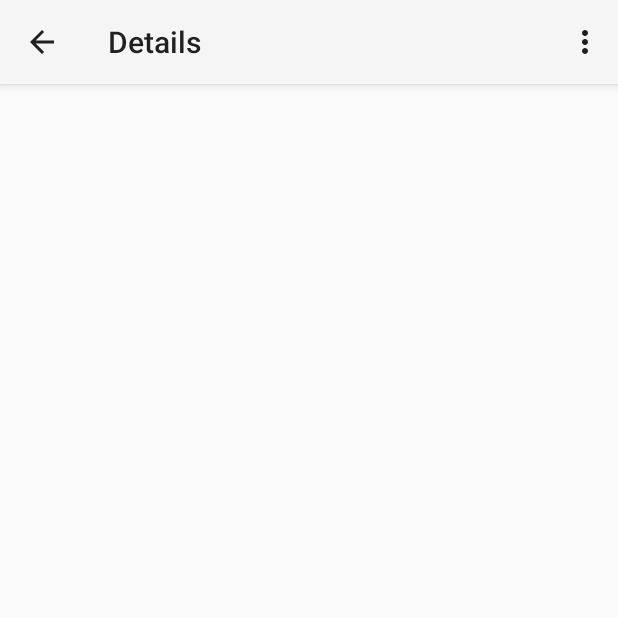
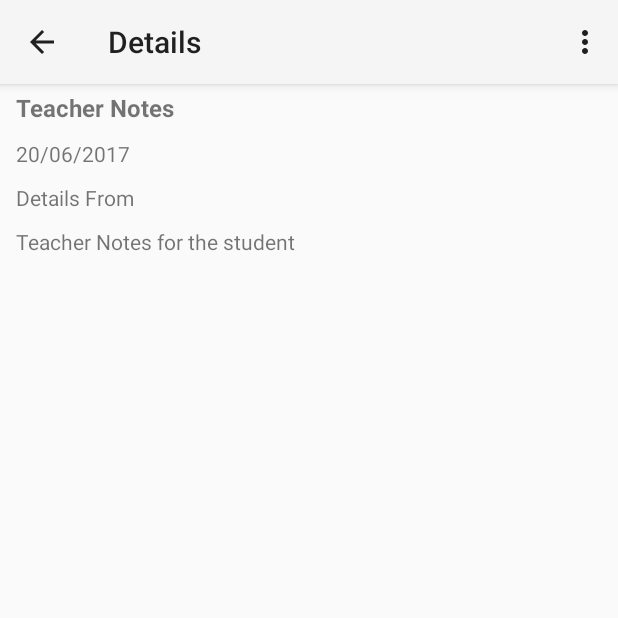
Before and after one commit to ashutoshpurohit/SCHPARERP, an Android app: the NotesDetailFragment screen opened directly, with no data from a screen before it, on a phone screen of 412 x 824 dp, the top half of it. Run offline under Robolectric (Android 15) with nearby library versions, the phone set to English and light mode, and no system bars; our stand-ins replace Picasso; pictures from the network do not load.

Commit message:
Formating detail message

```diff
--- a/mobile/Android/app/src/main/res/layout/fragment_notes_detail.xml
+++ b/mobile/Android/app/src/main/res/layout/fragment_notes_detail.xml
@@ -1,44 +1,55 @@
-<LinearLayout xmlns:android="http://schemas.android.com/apk/res/android"
-    xmlns:tools="http://schemas.android.com/tools"
+<?xml version="1.0" encoding="utf-8"?>
+<ScrollView xmlns:android="http://schemas.android.com/apk/res/android"
             android:layout_width="match_parent"
             android:layout_height="match_parent"
+    >
+
+<LinearLayout xmlns:android="http://schemas.android.com/apk/res/android"
               android:orientation="vertical"
-    tools:context="com.myapp.handbook.NotesDetailFragment">
-
-    <LinearLayout
-        android:layout_margin="5dp"
-        android:layout_width="match_parent"
-        android:layout_height="0dp"
-        android:layout_gravity="top"
-        android:layout_weight="0.25"
-        android:orientation="vertical">
-        <TextView
-            android:id="@+id/detail_header"
               android:layout_width="match_parent"
               android:layout_height="wrap_content"
-            android:layout_gravity="center"
-            />
+              android:layout_margin="5dp"
+    >
+
     <TextView
+        android:layout_marginTop="55dp"
+        android:layout_marginLeft="5dp"
+        android:id="@+id/detail_header"
+        android:textStyle="bold"
+        android:layout_height="wrap_content"
+
+        android:text="Teacher Notes"
+        android:textSize="16sp"
+        android:layout_width="wrap_content"/>
+    <TextView
+        android:layout_marginTop="10dp"
+        android:layout_marginLeft="5dp"
         android:id="@+id/detail_date"
         android:layout_width="match_parent"
         android:layout_height="wrap_content"
+        android:textSize="14sp"
+        android:text="20/06/2017"
         />
     <TextView
-            android:id="@+id/detail_priority"
-            android:layout_width="match_parent"
-            android:layout_height="wrap_content"
-            />
-        <TextView
+        android:layout_marginLeft="5dp"
         android:id="@+id/detail_from"
         android:layout_width="match_parent"
         android:layout_height="wrap_content"
+        android:textSize="14sp"
+        android:layout_marginTop="10dp"
+        android:text="Details From"
         />
     <TextView
+        android:layout_marginLeft="5dp"
         android:id="@+id/detail_message"
         android:layout_width="match_parent"
         android:layout_height="wrap_content"
+        android:textSize="14sp"
+        android:layout_marginTop="10dp"
+        android:text="Teacher Notes for the student"
+
         />
-    </LinearLayout>
+
     <ImageView
         android:layout_width="match_parent"
         android:layout_height="0dp"
@@ -47,5 +58,5 @@
         android:scaleType="centerCrop"
         android:layout_weight="0.75"/>
 
-
 </LinearLayout>
+</ScrollView>
```
Lines whose indentation alone changed are shown as unchanged.
